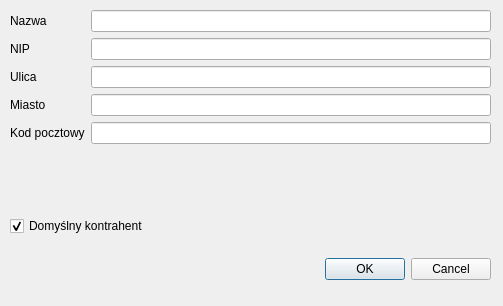
This is gui/designer/add_edit_contractor.ui in pazdzier/Fakturer as Qt 5 draws it before an edit. The edited form follows.
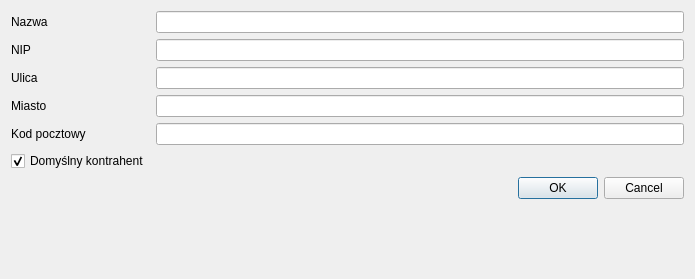
This is the edited form.

Diff of the .ui file:
```diff
--- a/gui/designer/add_edit_contractor.ui
+++ b/gui/designer/add_edit_contractor.ui
@@ -6,22 +6,15 @@
    <rect>
     <x>0</x>
     <y>0</y>
-    <width>503</width>
-    <height>306</height>
+    <width>695</width>
+    <height>279</height>
    </rect>
   </property>
   <property name="windowTitle">
    <string>Dialog</string>
   </property>
-  <widget class="QWidget" name="formLayoutWidget">
-   <property name="geometry">
-    <rect>
-     <x>10</x>
-     <y>10</y>
-     <width>481</width>
-     <height>191</height>
-    </rect>
-   </property>
+  <layout class="QGridLayout" name="gridLayout">
+   <item row="0" column="0">
    <layout class="QFormLayout" name="formLayout">
     <item row="0" column="0">
      <widget class="QLabel" name="label_4">
@@ -77,19 +70,7 @@
     <item row="4" column="1">
      <widget class="QLineEdit" name="zip_code"/>
     </item>
-   </layout>
-  </widget>
-  <widget class="QWidget" name="gridLayoutWidget">
-   <property name="geometry">
-    <rect>
-     <x>10</x>
-     <y>200</y>
-     <width>481</width>
-     <height>97</height>
-    </rect>
-   </property>
-   <layout class="QGridLayout" name="gridLayout">
-    <item row="0" column="0">
+     <item row="5" column="0">
      <widget class="QCheckBox" name="checkBox">
       <property name="text">
        <string>Domyślny kontrahent</string>
@@ -99,7 +80,7 @@
       </property>
      </widget>
     </item>
-    <item row="1" column="0">
+     <item row="6" column="1">
      <widget class="QDialogButtonBox" name="buttonBox">
       <property name="standardButtons">
        <set>QDialogButtonBox::Cancel|QDialogButtonBox::Ok</set>
@@ -107,7 +88,8 @@
      </widget>
     </item>
    </layout>
-  </widget>
+   </item>
+  </layout>
  </widget>
  <resources/>
  <connections/>
```
Lines whose indentation alone changed are shown as unchanged.
